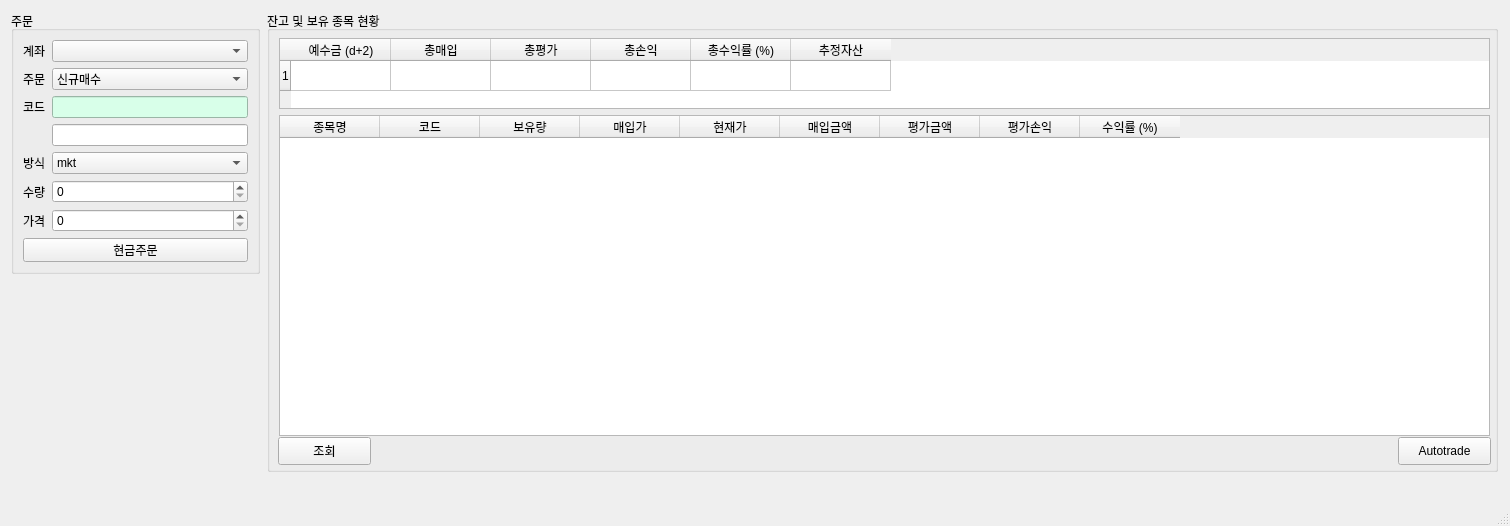
The window that pytrader.ui (iburn78/autotrading) describes before a commit, drawn with Qt 5.
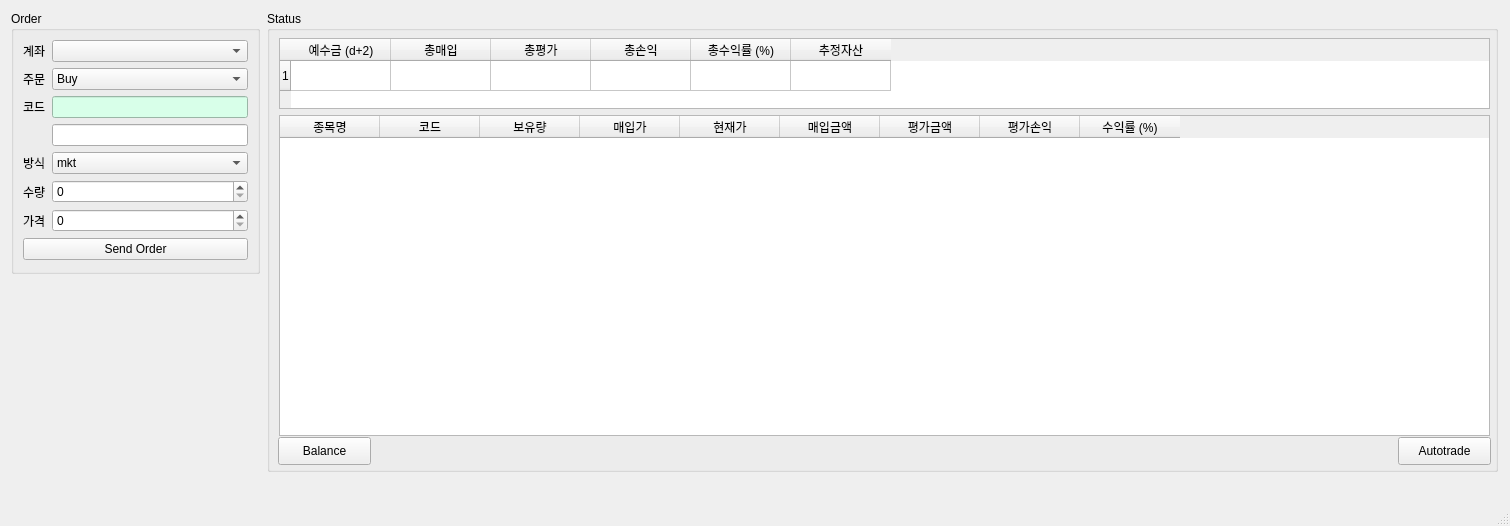
The same window after the commit.

What changed in the file:
```diff
--- a/pytrader.ui
+++ b/pytrader.ui
@@ -24,7 +24,7 @@
      </rect>
     </property>
     <property name="title">
-     <string>주문</string>
+     <string>Order</string>
     </property>
     <layout class="QFormLayout" name="formLayout">
      <item row="0" column="0">
@@ -48,7 +48,7 @@
       <widget class="QComboBox" name="comboBox_2">
        <item>
         <property name="text">
-         <string>신규매수</string>
+         <string>Buy</string>
         </property>
        </item>
        <item>
@@ -133,7 +133,7 @@
      <item row="7" column="0" colspan="2">
       <widget class="QPushButton" name="pushButton">
        <property name="text">
-        <string>현금주문</string>
+        <string>Send Order</string>
        </property>
       </widget>
      </item>
@@ -149,7 +149,7 @@
      </rect>
     </property>
     <property name="title">
-     <string>잔고 및 보유 종목 현황</string>
+     <string>Status</string>
     </property>
     <widget class="QTableWidget" name="tableWidget">
      <property name="geometry">
@@ -260,7 +260,7 @@
       </rect>
      </property>
      <property name="text">
-      <string>조회</string>
+      <string>Balance</string>
      </property>
     </widget>
     <widget class="QPushButton" name="pushButton_3">
```
Left out of the diff: 2 changed lines with no effect on the pictures.
